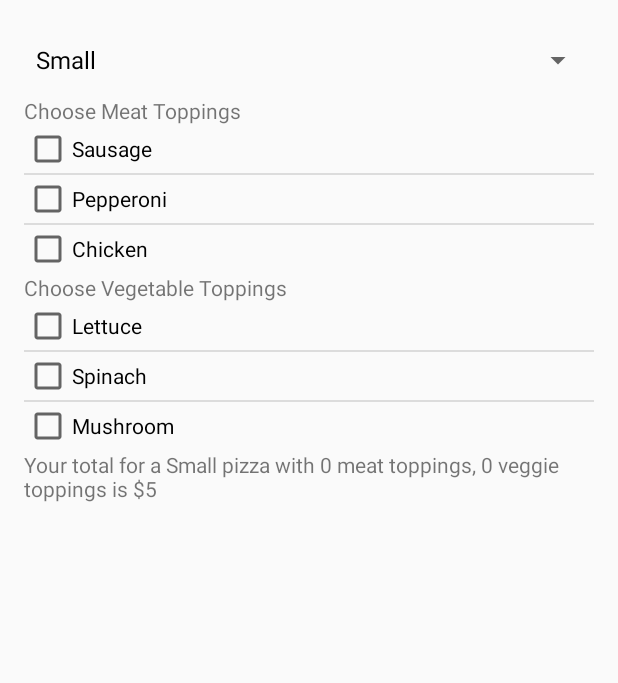
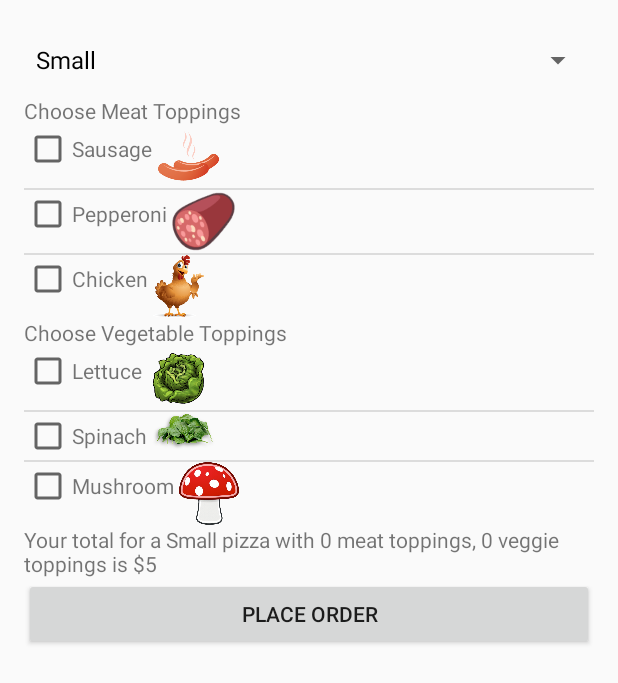
Before and after one commit to roseanna/PizzaListView, an Android app: the screen it shows after launch (MainActivity), on a phone screen of 412 x 824 dp. Shown: the top 683 px of the screen. Run offline under Robolectric (Android 15) with nearby library versions, the phone set to English and light mode, and no system bars.

Commit message:
Intent stuff

```diff
--- a/app/src/main/AndroidManifest.xml
+++ b/app/src/main/AndroidManifest.xml
@@ -15,6 +15,8 @@
                 <category android:name="android.intent.category.LAUNCHER" />
             </intent-filter>
         </activity>
+        <activity android:name=".PlaceOrder"></activity>
+
     </application>
 
 </manifest>
--- a/app/src/main/java/com/example/roseanna/pizzalistview/CheckboxAdaptor.java
+++ b/app/src/main/java/com/example/roseanna/pizzalistview/CheckboxAdaptor.java
@@ -1,16 +1,18 @@
 package com.example.roseanna.pizzalistview;
 
 import android.content.Context;
+import android.graphics.drawable.Drawable;
+import android.net.Uri;
 import android.view.LayoutInflater;
 import android.view.View;
 import android.view.ViewGroup;
-import android.widget.ArrayAdapter;
-import android.widget.CheckBox;
-import android.widget.LinearLayout;
-import android.widget.TextView;
+import android.widget.*;
 import android.util.Log;
 
-import java.util.Arrays;
+import java.util.*;
+import java.io.*;
+import android.graphics.*;
+import java.net.*;
 
 /**
  * Created by roseanna on 2/16/16.
@@ -18,46 +20,57 @@ import java.util.Arrays;
 public class CheckboxAdaptor extends ArrayAdapter {
     private final Context context;
     private final String[] values;
-
+    ArrayList<String> ingredients = new ArrayList<>();
+    int[] pics = null;
     private int sum = 0;
     private MainActivity main;
     public CheckboxAdaptor(Context context, String[] values) {
         super(context, R.layout.rowlayout, values);
-        this.context = context;
-        this.values = values;
+        this.context    = context;
+        this.values     = values;
+    }
+    public CheckboxAdaptor(Context context, String[] values, int[] pics) {
+        super(context, R.layout.rowlayout, values);
+        this.context    = context;
+        this.values     = values;
+        this.pics       = pics;
+    }
+    @Override
+    public View getView(final int position, View convertView, ViewGroup parent) {
+        LayoutInflater inflater = (LayoutInflater) context.getSystemService(Context.LAYOUT_INFLATER_SERVICE);
+        View rowView            = inflater.inflate(R.layout.rowlayout, parent, false);
+        CheckBox cb             = (CheckBox) rowView.findViewById(R.id.checkbox);
+        ImageView imageView     = (ImageView) rowView.findViewById(R.id.pic);
+        TextView textView       = (TextView) rowView.findViewById(R.id.checkText);
+
+        textView.setText(values[position]);
+        if (pics != null)
+            imageView.setImageResource(pics[position]);
+        Log.i("checkbox", "clicked");
+        cb.setOnClickListener(new View.OnClickListener() {
+            @Override
+            public void onClick(View v) {
+                boolean checked = ((CheckBox) v).isChecked();
+                if (checked) {
+                    sum++;
+                    ingredients.add(values[position]);
+                } else {
+                    sum--;
+                    ingredients.remove(((CheckBox) v).getText().toString());
+                }
+                main.setText();
+            }
+        });
+        return rowView;
     }
 
     public void register(MainActivity m){
         this.main = m;
     }
-
-
-    public void update(){
-        main.setText();
-    }
-    @Override
-    public View getView(final int position, View convertView, ViewGroup parent) {
-        LayoutInflater inflater = (LayoutInflater) context.getSystemService(Context.LAYOUT_INFLATER_SERVICE);
-        View rowView = inflater.inflate(R.layout.rowlayout, parent, false);
-        CheckBox cb = (CheckBox) rowView.findViewById(R.id.checkbox);
-
-        cb.setText(values[position]);
-
-        cb.setOnClickListener(new View.OnClickListener() {
-            @Override
-            public void onClick(View v) {
-                boolean checked = ((CheckBox) v).isChecked();
-                if (checked)
-                    sum++;
-                else
-                    sum--;
-                update();
-            }
-        });
-        return rowView;
-    }
-
     public int total(){
         return sum;
     }
+    public ArrayList<String> getIngredients(){
+        return ingredients;
+    }
 }
--- a/app/src/main/java/com/example/roseanna/pizzalistview/MainActivity.java
+++ b/app/src/main/java/com/example/roseanna/pizzalistview/MainActivity.java
@@ -1,28 +1,26 @@
 package com.example.roseanna.pizzalistview;
 
 import android.app.Activity;
-import android.app.ListActivity;
-import android.support.v7.app.AppCompatActivity;
+import android.content.Intent;
 import android.os.Bundle;
 import android.util.Log;
 import android.view.View;
-import android.widget.AdapterView;
-import android.widget.ArrayAdapter;
-import android.widget.LinearLayout;
-import android.widget.ListView;
-import android.widget.Spinner;
-import android.widget.TextView;
-import android.widget.AdapterView.*;
-
+import android.widget.*;
+import java.util.*;
 public class MainActivity extends Activity  {
     LinearLayout ll;
-    ListView listView;
+    ListView meatList;
     ListView vegList;
+
+    Spinner spinner;
+
     TextView txtMsg;
-    Spinner spinner;
     TextView result;
     TextView vegMessage;
     TextView meatMessage;
+
+    Button placeOrder;
+
     int sizeCost = 0;
     int vChosen = 0;
     int mChosen = 0;
@@ -39,46 +37,48 @@ public class MainActivity extends Activity  {
         super.onCreate(savedInstanceState);
         setContentView(R.layout.activity_main);
 
-        // Get ListView object from xml
-        listView    = new ListView(this);
+        // XML OBJECTS
+        ll          = (LinearLayout) findViewById(R.id.linear);
+        meatList    = new ListView(this);
         vegList     = new ListView(this);
+
+        spinner     = new Spinner(this);
+
+        placeOrder  = new Button(this);
+
         txtMsg      = new TextView(this);
-        spinner     = new Spinner(this);
         result      = new TextView(this);
+        vegMessage  = new TextView(this);
+        meatMessage = new TextView(this);
+        ll = (LinearLayout) findViewById(R.id.linear);
 
-        vegMessage = new TextView(this);
-        meatMessage = new TextView(this);
+        // DATA ARRAYS
+        final String[] sizeOptions  = {"Small", "Medium", "Large"};
+        String[] vegToppings        = {"Lettuce", "Spinach", "Mushroom"};
+        String[] meatToppings       = {"Sausage", "Pepperoni", "Chicken"};
+        int[] meatImage             = new int[]{R.drawable.sausage, R.drawable.meat_pepperoni, R.drawable.chicken};
+        int[] vegImage              = new int[]{R.drawable.lettuce, R.drawable.spinach, R.drawable.mushroom};
 
+        // ADAPTERS
+        ArrayAdapter<String> adapter = new ArrayAdapter<String>(
+                this, android.R.layout.simple_spinner_dropdown_item, sizeOptions);
+        meat    = new CheckboxAdaptor(this, meatToppings, meatImage);
+        veg     = new CheckboxAdaptor(this, vegToppings, vegImage);
+
+        spinner.setAdapter(adapter);
+        meatList.setAdapter(meat);
+        vegList.setAdapter(veg);
+
+        // EDITS TO XML OBJECTS
         vegMessage.setText("Choose Vegetable Toppings");
         meatMessage.setText("Choose Meat Toppings");
-
-        ll = (LinearLayout) findViewById(R.id.linear);
-        // Defined Array values to show in ListView
-        final String[] sizeOptions = {"Small", "Medium", "Large"};
-        String[] vegToppings = {"Lettuce", "Spinach", "Mushroom"};
-        String[] meatToppings = {"Sausage", "Pepperoni", "Chicken"};
-
-        // Define a new Adapter
-        // First parameter - Context
-        // Second parameter - Layout for the row
-        // Third parameter - ID of the TextView to which the data is written
-        // Forth - the Array of data
-
-        ArrayAdapter<String> adapter = new ArrayAdapter<String>(
-                this,
-                android.R.layout.simple_spinner_dropdown_item,
-                sizeOptions);
-        spinner.setAdapter(adapter);
-        meat = new CheckboxAdaptor(this, meatToppings);
-        veg = new CheckboxAdaptor(this, vegToppings);
+        placeOrder.setText("Place Order");
 
         meat.register(this);
         veg.register(this);
-        // Assign adapter to ListView
-        listView.setAdapter(meat);
-        vegList.setAdapter(veg);
 
-        // ListView Item Select Listener
+
+        // ONCLICK
         spinner.setOnItemSelectedListener(new AdapterView.OnItemSelectedListener() {
             @Override
             public void onItemSelected(AdapterView<?> parent, View view, int position, long id) {
@@ -105,13 +105,42 @@ public class MainActivity extends Activity  {
             public void onNothingSelected(AdapterView<?> parent) {
             }
         });
+        placeOrder.setOnClickListener(new View.OnClickListener() {
 
+            @Override
+            public void onClick(View v) {
+                ArrayList<String> meatIngredients = meat.getIngredients();
+                ArrayList<String> vegIngredients  = veg.getIngredients();
+
+                // create intent to call Activity2
+                Intent place = new Intent (MainActivity.this,
+                        PlaceOrder.class);
+//                 create a container to ship data
+                Bundle myData = new Bundle();
+
+//                 add <key,value> data items to the container
+                myData.putString("Size", pSize);
+                myData.putString("Cost", String.valueOf(total));
+                myData.putStringArrayList("meatIngredients", meatIngredients);
+                myData.putStringArrayList("vegIngredients", vegIngredients);
+
+                // attach the container to the intent
+                place.putExtras(myData);
+
+                // call Activity2, tell your local listener to wait response
+                startActivityForResult(place, 101);
+            }
+
+        });
+
+        // ADDING THE XML TO VIEW
         ll.addView(spinner);
         ll.addView(meatMessage);
-        ll.addView(listView);
+        ll.addView(meatList);
         ll.addView(vegMessage);
         ll.addView(vegList);
         ll.addView(result);
+        ll.addView(placeOrder);
     }
 
     public void calculate(){
@@ -132,8 +161,6 @@ public class MainActivity extends Activity  {
             mMult = 6;
         }
         total = sizeCost + (vMult * vChosen) + (mMult * mChosen);
-
-        Log.i("calculate", String.valueOf(total));
     }
 
     public void setText(){
@@ -143,4 +170,19 @@ public class MainActivity extends Activity  {
         resultString += String.valueOf(total);
         result.setText(resultString);
     }
+    @Override
+    protected void onActivityResult(int requestCode, int resultCode, Intent data) {
+        super.onActivityResult(requestCode, resultCode, data);
+
+        try	{
+            if ((requestCode == 101 ) && (resultCode == Activity.RESULT_OK)){
+                Bundle myResults = data.getExtras();
+                Double vresult = myResults.getDouble("vresult");
+                result.setText("The total is " + vresult);
+            }
+        }
+        catch (Exception e) {
+            result.setText("Problems - " + requestCode + " " + resultCode);
+        }
+    }//onActivityResult
 }
--- a/app/src/main/res/layout/rowlayout.xml
+++ b/app/src/main/res/layout/rowlayout.xml
@@ -3,13 +3,24 @@
     android:orientation="horizontal" android:layout_width="match_parent"
     android:layout_height="match_parent">
 
-    <ImageView
-        android:id="@+id/pic"
-        android:layout_width="wrap_content"
-        android:layout_height="wrap_content" />
+
     <CheckBox
         android:id="@+id/checkbox"
         android:layout_width="wrap_content"
         android:layout_height="wrap_content"/>
+    <TextView
+        android:id="@+id/checkText"
+        android:layout_width="wrap_content"
+        android:layout_height="wrap_content" />
 
+    <ImageView android:id="@+id/pic"
+        android:layout_width="wrap_content"
+        android:layout_height="wrap_content"
+        android:adjustViewBounds="true"
+        android:maxWidth="42dp"
+        android:maxHeight="42dp"
+        android:scaleType="fitCenter"
+        android:layout_marginLeft="3dp"
+        android:src="@drawable/meat_pepperoni"
+        />
 </LinearLayout>
```
Also changed, not shown: app/src/main/java/com/example/roseanna/pizzalistview/PlaceOrder.java (added, +76 -0 lines), app/src/main/res/layout/place_order.xml (+5 -3 lines), app/src/main/ic_veggie-web.png (added), app/src/main/res/drawable/chicken.png (added), app/src/main/res/drawable/lettuce.png (added), app/src/main/res/drawable/meat_pepperoni.png (added), app/src/main/res/drawable/mushroom.png (added), app/src/main/res/drawable/sausage.png (added), app/src/main/res/drawable/spinach.png (added), 5 other files.
